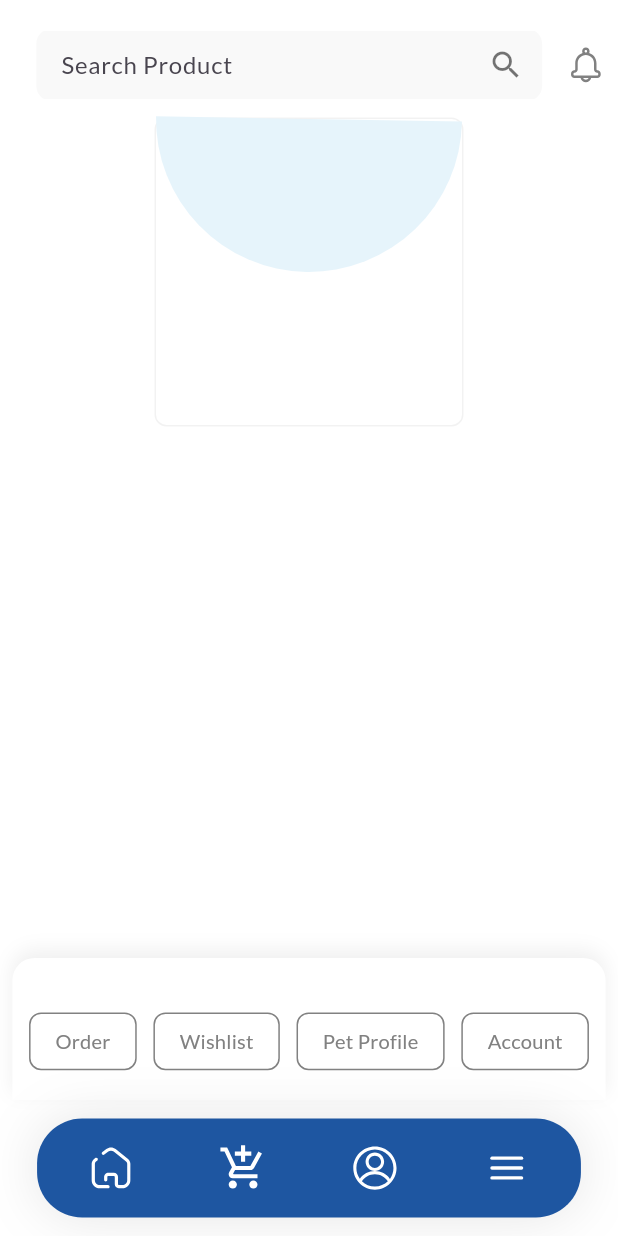
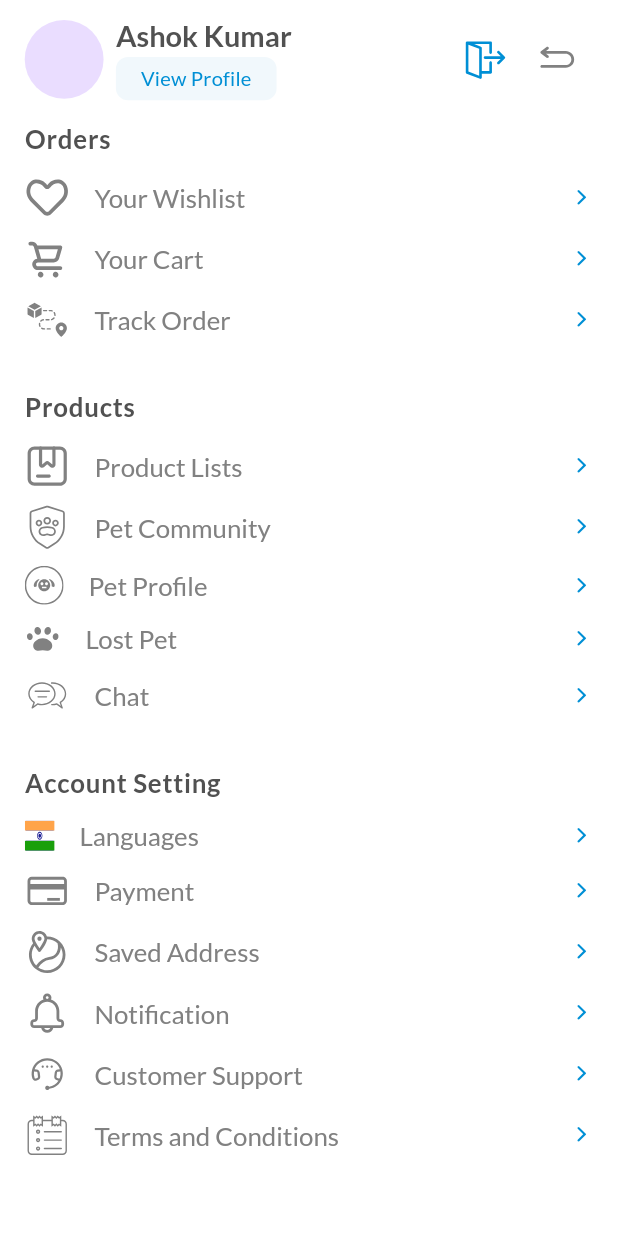
Before and after one commit to VikasAgrawal-04/pet-nation, a Flutter app: the screen it shows after launch, item 4 of the bottom bar chosen, on a phone screen of 412 x 824 dp. Run offline on Flutter 3.47's test engine with Material 3 defaults, Android fonts, the light colour scheme and no system bars; our stand-ins replace dio, equatable, flutter_dotenv, flutter_easyloading, flutter_native_splash, flutter_svg and 6 more; missing offline and left inert: talker_dio_logger; project files that could hold a hidden picture were left out.

Commit message:
menu page done

```diff
--- a/lib/src/controllers/dash_controller.dart
+++ b/lib/src/controllers/dash_controller.dart
@@ -2,4 +2,5 @@ import 'package:get/get.dart';
 
 class DashController extends GetxController {
   final curIndex = 0.obs;
+  int lstIndex = 0;
 }
--- a/lib/src/core/theme/themes.dart
+++ b/lib/src/core/theme/themes.dart
@@ -54,6 +54,10 @@ class ApplicationTheme {
               fontSize: 18.sp,
               color: AppColors.primaryText,
               fontWeight: FontWeight.w700),
+          bodyLarge: TextStyle(
+              fontSize: 17.sp,
+              color: AppColors.primaryText,
+              fontWeight: FontWeight.w700),
           titleLarge: TextStyle(
               fontSize: 17.sp,
               fontWeight: FontWeight.w400,
--- a/lib/src/core/utils/constants/colors.dart
+++ b/lib/src/core/utils/constants/colors.dart
@@ -12,6 +12,7 @@ class AppColors {
   //Buttons
   static Color primaryBtn = hexToColor('#1E56A1');
   static Color secondaryBtn = hexToColor('#008FD5');
+  static Color tertiaryBtn = hexToColor('#F1F8FC');
 
   //Background Color
   static Color whiteColor = hexToColor('#FFFFFF');
--- a/lib/src/views/screens/dashboard/dashboard_pages/menu_page.dart
+++ b/lib/src/views/screens/dashboard/dashboard_pages/menu_page.dart
@@ -1,10 +1,10 @@
+import 'package:flutter/cupertino.dart';
 import 'package:flutter/material.dart';
 import 'package:flutter_svg/svg.dart';
 import 'package:get/get.dart';
+import 'package:pet_nations/src/controllers/dash_controller.dart';
 import 'package:pet_nations/src/core/utils/constants/colors.dart';
-import 'package:pet_nations/src/core/utils/constants/constant.dart';
-import 'package:pet_nations/src/views/widgets/custom_painter/half_circle_painter.dart';
-import 'package:pet_nations/src/views/widgets/textfield/search_textfield.dart';
+import 'package:pet_nations/src/views/widgets/buttons/custom_button.dart';
 import 'package:responsive_sizer/responsive_sizer.dart';
 
 class MenuPage extends StatefulWidget {
@@ -15,81 +15,145 @@ class MenuPage extends StatefulWidget {
 }
 
 class _MenuPageState extends State<MenuPage> {
-  final searchControl = TextEditingController();
+  final dashControl = Get.find<DashController>();
+  final theme = Get.textTheme;
+
   @override
   Widget build(BuildContext context) {
-    return Scaffold(
-      appBar: PreferredSize(
-        preferredSize: Size.fromHeight(8.h),
-        child: Padding(
-          padding: EdgeInsets.only(left: 2.w, right: 2.w, top: 2.5.h),
-          child: AppBar(
-            title: SearchField(
-              controller: searchControl,
-              onEditingComplete: () async {},
+    return PopScope(
+      canPop: false,
+      onPopInvoked: (didPop) {
+        dashControl.curIndex.value = dashControl.lstIndex;
+      },
+      child: Scaffold(
+        body: SafeArea(
+          child: Padding(
+            padding: EdgeInsets.symmetric(horizontal: 4.w, vertical: 1.5.h),
+            child: Column(
+              crossAxisAlignment: CrossAxisAlignment.start,
+              children: [
+                _menuHeader(),
+                Expanded(
+                  child: SingleChildScrollView(
+                    child: Column(
+                      children: [_orderBody(), _productBody(), _accountBody()],
+                    ),
+                  ),
+                )
+              ],
             ),
-            actions: [
-              GestureDetector(
-                child: SvgPicture.asset('assets/icons/bell.svg', height: 3.2.h),
-              )
-            ],
           ),
         ),
       ),
-      body: Padding(
-        padding: EdgeInsets.symmetric(horizontal: 2.w, vertical: 1.5.h),
-        child: Column(
+    );
+  }
+
+  Widget _menuHeader() {
+    return Row(
+      children: [
+        CircleAvatar(radius: 21.sp),
+        SizedBox(width: 2.w),
+        Column(crossAxisAlignment: CrossAxisAlignment.start, children: [
+          Text(
+            'Ashok Kumar',
+            style: theme.displaySmall,
+          ),
+          SizedBox(height: .2.h),
+          CustomButtonNew(
+            color: AppColors.tertiaryBtn,
+            width: 26.w,
+            height: 3.5.h,
+            text: 'View Profile',
+            onTap: () {
+              dashControl.curIndex.value = 2;
+            },
+            style: theme.titleMedium?.copyWith(
+                fontWeight: FontWeight.w500, color: AppColors.secondaryColor),
+          )
+        ]),
+        const Spacer(),
+        IconButton(
+          onPressed: () {},
+          icon: SvgPicture.asset('assets/icons/exit.svg',
+              color: AppColors.secondaryColor),
+        ),
+        IconButton(
+          onPressed: () {
+            dashControl.curIndex.value = dashControl.lstIndex;
+          },
+          icon: SvgPicture.asset('assets/icons/back.svg'),
+        )
+      ],
+    );
+  }
+
+  Widget _orderBody() {
+    return Padding(
+      padding: EdgeInsets.symmetric(vertical: 1.5.h),
+      child: Column(
+        crossAxisAlignment: CrossAxisAlignment.start,
+        children: [
+          Text('Orders', style: theme.bodyLarge),
+          SizedBox(height: .75.h),
+          _row('Your Wishlist', 'assets/icons/wishlist.svg', () {}),
+          _row('Your Cart', 'assets/icons/cart-2.svg', () {}),
+          _row('Track Order', 'assets/icons/track.svg', () {}),
+        ],
+      ),
+    );
+  }
+
+  Widget _productBody() {
+    return Padding(
+      padding: EdgeInsets.symmetric(vertical: 1.5.h),
+      child: Column(
+        crossAxisAlignment: CrossAxisAlignment.start,
+        children: [
+          Text('Products', style: theme.bodyLarge),
+          SizedBox(height: .75.h),
+          _row('Product Lists', 'assets/icons/order_2.svg', () {}),
+          _row('Pet Community', 'assets/icons/pet.svg', () {}),
+          _row('Pet Profile', 'assets/icons/pet-icon.svg', () {}),
+          _row('Lost Pet', 'assets/icons/pet-2.svg', () {}),
+          _row('Chat', 'assets/icons/chat.svg', () {}),
+        ],
+      ),
+    );
+  }
+
+  Widget _accountBody() {
+    return Padding(
+      padding: EdgeInsets.symmetric(vertical: 1.5.h),
+      child: Column(
+        crossAxisAlignment: CrossAxisAlignment.start,
+        children: [
+          Text('Account Setting', style: theme.bodyLarge),
+          SizedBox(height: .75.h),
+          _row('Languages', 'assets/icons/india.svg', () {}),
+          _row('Payment', 'assets/icons/card.svg', () {}),
+          _row('Saved Address', 'assets/icons/address.svg', () {}),
+          _row('Notification', 'assets/icons/bell.svg', () {}),
+          _row('Customer Support', 'assets/icons/support.svg', () {}),
+          _row('Terms and Conditions', 'assets/icons/terms_conditions.svg',
+              () {}),
+        ],
+      ),
+    );
+  }
+
+  Widget _row(String title, String svg, Function() onTap) {
+    return Padding(
+      padding: EdgeInsets.symmetric(vertical: .65.h),
+      child: GestureDetector(
+        onTap: onTap,
+        child: Row(
           children: [
-            SizedBox(
-              height: 68.h,
-              child: SingleChildScrollView(
-                child: Wrap(
-                  children: [
-                    Container(
-                      decoration: BoxDecoration(
-                          border: Border.all(
-                              color:
-                                  const Color.fromRGBO(129, 129, 129, .1)),
-                          borderRadius: BorderRadius.circular(8)),
-                      width: 50.w,
-                      height: 25.h,
-                      child: Column(
-                        children: [HalfCircle(size: Size(50.w, 0))],
-                      ),
-                    )
-                  ],
-                ),
-              ),
-            ),
-            Expanded(
-                child: Container(
-              padding: EdgeInsets.only(top: 2.h),
-              decoration: const BoxDecoration(
-                  color: Color.fromRGBO(255, 255, 255, 1),
-                  borderRadius: BorderRadius.only(
-                      topLeft: Radius.circular(15),
-                      topRight: Radius.circular(15)),
-                  boxShadow: [
-                    BoxShadow(
-                        color: Color.fromRGBO(0, 0, 0, .06),
-                        blurRadius: 10,
-                        offset: Offset(0, -5))
-                  ]),
-              child: Row(
-                mainAxisAlignment: MainAxisAlignment.spaceEvenly,
-                children: List.generate(4, (index) {
-                  return Container(
-                    padding:
-                        EdgeInsets.symmetric(horizontal: 4.w, vertical: 1.h),
-                    decoration: BoxDecoration(
-                        borderRadius: BorderRadius.circular(8),
-                        border: Border.all(color: AppColors.borderColor)),
-                    child: Text(Constant.menuItems[index],
-                        style: Get.textTheme.titleMedium),
-                  );
-                }),
-              ),
-            ))
+            SvgPicture.asset(svg),
+            SizedBox(width: 4.w),
+            Text(title, style: theme.titleLarge),
+            const Spacer(),
+            Icon(CupertinoIcons.forward,
+                color: AppColors.secondaryColor, size: 16.sp)
           ],
         ),
       ),
--- a/lib/src/views/screens/dashboard/dashboard_view.dart
+++ b/lib/src/views/screens/dashboard/dashboard_view.dart
@@ -16,14 +16,17 @@ class _DashboardViewState extends State<DashboardView> {
   final _bucket = PageStorageBucket();
   @override
   Widget build(BuildContext context) {
-    return Scaffold(
-      bottomNavigationBar: bottomNav(onTap: (index) {
-        dashControl.curIndex.value = index;
-      }),
-      body: SafeArea(child: Obx(() {
-        return PageStorage(
-            bucket: _bucket, child: Constant.pages[dashControl.curIndex.value]);
-      })),
-    );
+    return Obx(() => Scaffold(
+          bottomNavigationBar: dashControl.curIndex.value == 3
+              ? null
+              : bottomNav(onTap: (index) {
+                  dashControl.lstIndex = dashControl.curIndex.value;
+                  dashControl.curIndex.value = index;
+                }),
+          body: SafeArea(
+              child: PageStorage(
+                  bucket: _bucket,
+                  child: Constant.pages[dashControl.curIndex.value])),
+        ));
   }
 }
```
Also changed, not shown: assets/icons/back.svg (added), assets/icons/pet-2.svg, assets/images/reptile_photo.png (added), assets/images/small_pet_photo.png (added).
